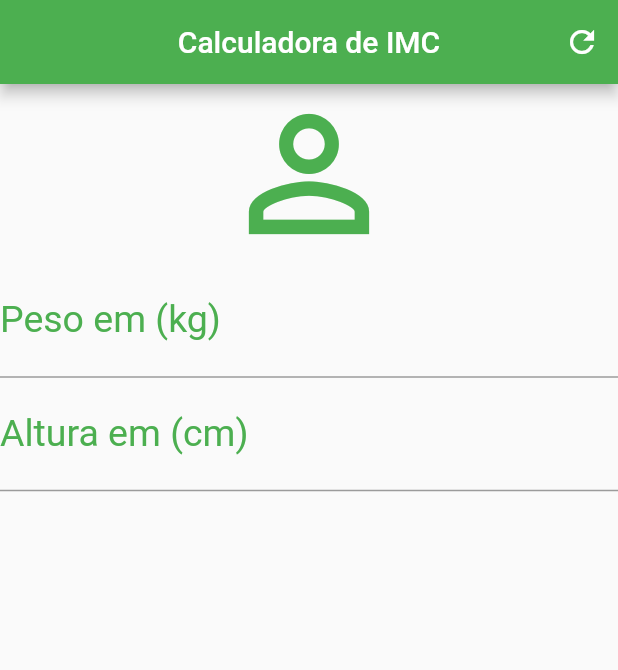
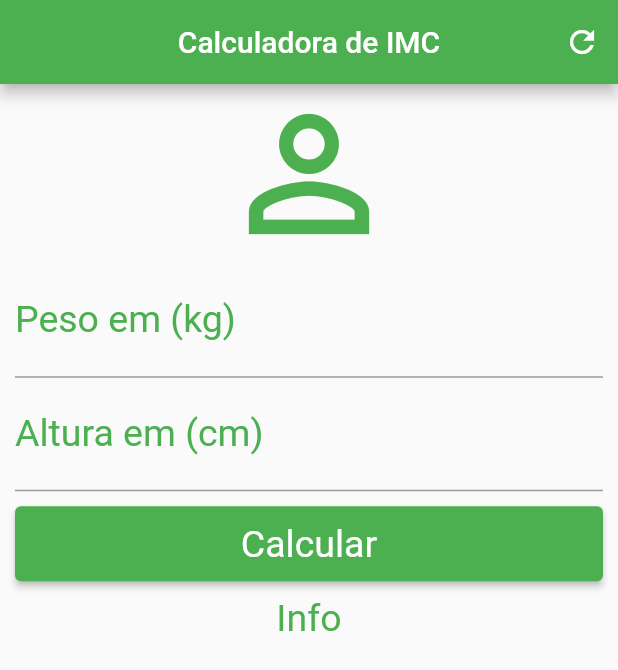
Before and after one commit to Daniels887/flutter_imc, a Flutter app: the screen it shows after launch, on a phone screen of 412 x 824 dp. Shown: the top 670 px of the screen. Run offline on Flutter 3.47's test engine with Material 2 defaults, Android fonts, the phone set to English and light mode, and no system bars.

Commit message:
feat: finish interface

```diff
--- a/lib/pages/home_page.dart
+++ b/lib/pages/home_page.dart
@@ -15,23 +15,48 @@
         backgroundColor: Colors.green,
         actions: [IconButton(icon: Icon(Icons.refresh), onPressed: () {})],
       ),
-      body: Column(crossAxisAlignment: CrossAxisAlignment.stretch, children: [
+      body: SingleChildScrollView(
+        padding: EdgeInsets.fromLTRB(10.0, 0.0, 10.0, 0.0),
+        child:
+            Column(crossAxisAlignment: CrossAxisAlignment.stretch, children: [
           Icon(Icons.person_outline, size: 120.0, color: Colors.green),
           TextField(
               keyboardType: TextInputType.number,
               decoration: InputDecoration(
                   labelText: "Peso em (kg)",
-                labelStyle: TextStyle(color: Colors.green)),
+                  labelStyle: TextStyle(color: Colors.green),
+                  focusedBorder: UnderlineInputBorder(
+                      borderSide: BorderSide(color: Colors.green))),
               textAlign: TextAlign.center,
               style: TextStyle(color: Colors.green, fontSize: 25.0)),
           TextField(
               keyboardType: TextInputType.number,
               decoration: InputDecoration(
                   labelText: "Altura em (cm)",
-                labelStyle: TextStyle(color: Colors.green)),
+                  labelStyle: TextStyle(color: Colors.green),
+                  focusedBorder: UnderlineInputBorder(
+                      borderSide: BorderSide(color: Colors.green))),
+              textAlign: TextAlign.center,
+              style: TextStyle(color: Colors.green, fontSize: 25.0)),
+          Padding(
+            padding: const EdgeInsets.only(top: 10.0, bottom: 10.0),
+            child: Container(
+              height: 50.0,
+              child: ElevatedButton(
+                onPressed: () {},
+                child: Text('Calcular',
+                    style: TextStyle(
+                        fontSize: 25.0, fontWeight: FontWeight.normal)),
+                style: ButtonStyle(
+                    backgroundColor: MaterialStateProperty.all(Colors.green)),
+              ),
+            ),
+          ),
+          Text("Info",
               textAlign: TextAlign.center,
               style: TextStyle(color: Colors.green, fontSize: 25.0))
         ]),
+      ),
     );
   }
 }
```
Lines whose indentation alone changed are shown as unchanged.
